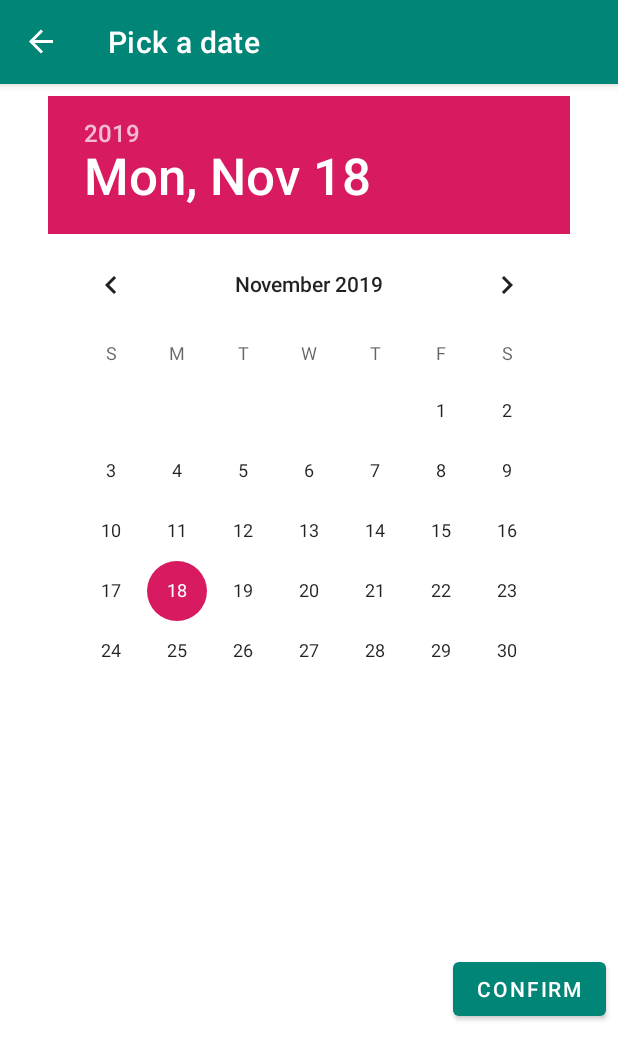
After one commit to Mallorax/TODO, an Android app: the DatePickerFragment screen opened through its navigation route, on a phone screen of 412 x 824 dp. The commit adds this screen. Shown: the top 1060 px of the screen. Run offline under Robolectric (Android 15) with nearby library versions, the phone set to English and light mode, and no system bars; our stand-ins replace Room's generated code, data binding, navigation-ui; 1 statement that could not run was skipped.

Commit message:
date picker now shows up after clicking on date image, next step is to find a way to return date value to the fragment

```diff
--- a/app/src/main/java/pl/patrykzygo/todo/viewmodels/AddTaskViewModel.kt
+++ b/app/src/main/java/pl/patrykzygo/todo/ui/add_task/AddTaskViewModel.kt
@@ -1,8 +1,10 @@
-package pl.patrykzygo.todo.viewmodels
+package pl.patrykzygo.todo.ui.add_task
 
 import androidx.lifecycle.ViewModel
+import androidx.lifecycle.ViewModelProviders
 
 class AddTaskViewModel: ViewModel() {
+
 
     override fun onCleared() {
         super.onCleared()
--- /dev/null
+++ b/app/src/main/java/pl/patrykzygo/todo/ui/add_task/DatePickerFragment.kt
@@ -0,0 +1,31 @@
+package pl.patrykzygo.todo.ui.add_task
+
+import android.app.DatePickerDialog
+import android.os.Bundle
+import android.view.LayoutInflater
+import android.view.View
+import android.view.ViewGroup
+import android.widget.DatePicker
+import androidx.databinding.adapters.DatePickerBindingAdapter
+import androidx.fragment.app.DialogFragment
+import androidx.lifecycle.ViewModelProviders
+import pl.patrykzygo.todo.databinding.DateDialogLayoutBinding
+
+class DatePickerFragment: DialogFragment(), DatePickerDialog.OnDateSetListener {
+
+    private lateinit var binding: DateDialogLayoutBinding
+
+
+    override fun onCreateView(
+        inflater: LayoutInflater,
+        container: ViewGroup?,
+        savedInstanceState: Bundle?
+    ): View? {
+        binding = DateDialogLayoutBinding.inflate(inflater)
+       return binding.root
+    }
+
+    override fun onDateSet(view: DatePicker?, year: Int, month: Int, dayOfMonth: Int) {
+        TODO("not implemented") //To change body of created functions use File | Settings | File Templates.
+    }
+}
--- a/app/src/main/java/pl/patrykzygo/todo/viewmodels/TaskViewModel.kt
+++ b/app/src/main/java/pl/patrykzygo/todo/ui/task_list/TaskListViewModel.kt
@@ -1,20 +1,17 @@
-package pl.patrykzygo.todo.viewmodels
+package pl.patrykzygo.todo.ui.task_list
 
 import android.app.Application
 import androidx.lifecycle.AndroidViewModel
 import androidx.lifecycle.LiveData
-import androidx.lifecycle.MutableLiveData
-import androidx.lifecycle.viewModelScope
 import kotlinx.coroutines.*
 import pl.patrykzygo.todo.createRandomTasks
 import pl.patrykzygo.todo.database.TaskDatabase
-import pl.patrykzygo.todo.database.TaskDatabaseDao
 import pl.patrykzygo.todo.database.asDomainModel
 import pl.patrykzygo.todo.domain.Task
 import pl.patrykzygo.todo.repository.RoomRepositoryImpl
 import pl.patrykzygo.todo.repository.TaskRepository
 
-class TaskViewModel(application: Application): AndroidViewModel(application) {
+class TaskListViewModel(application: Application): AndroidViewModel(application) {
 
     private val viewModelJob = Job()
     private val uiScope = CoroutineScope(Dispatchers.Main + viewModelJob)
--- a/app/src/main/java/pl/patrykzygo/todo/ui/task_list/TasksListFragment.kt
+++ b/app/src/main/java/pl/patrykzygo/todo/ui/task_list/TasksListFragment.kt
@@ -9,12 +9,11 @@ import androidx.navigation.findNavController
 import androidx.navigation.ui.NavigationUI
 import pl.patrykzygo.todo.R
 import pl.patrykzygo.todo.databinding.TasksListFragmentBinding
-import pl.patrykzygo.todo.viewmodels.TaskViewModel
 
 class TasksListFragment : Fragment(){
 
-    private val viewModel: TaskViewModel by lazy {
-        ViewModelProviders.of(this).get(TaskViewModel::class.java)
+    private val listViewModel: TaskListViewModel by lazy {
+        ViewModelProviders.of(this).get(TaskListViewModel::class.java)
     }
 
     override fun onCreateView(inflater: LayoutInflater, container: ViewGroup?,
@@ -22,7 +21,7 @@ class TasksListFragment : Fragment(){
         setHasOptionsMenu(true)
         val binding = TasksListFragmentBinding.inflate(inflater)
         binding.lifecycleOwner = this
-        binding.viewModel = viewModel
+        binding.viewModel = listViewModel
         val adapter =
             TasksListAdapter(TasksListAdapter.OnClickListener {
                 Toast.makeText(this.context, it.taskId.toString(), Toast.LENGTH_LONG).show()
--- a/app/src/main/res/layout/add_task_fragment.xml
+++ b/app/src/main/res/layout/add_task_fragment.xml
@@ -7,7 +7,7 @@
 
         <variable
             name="viewModel"
-            type="pl.patrykzygo.todo.viewmodels.AddTaskViewModel" />
+            type="pl.patrykzygo.todo.ui.add_task.AddTaskViewModel" />
     </data>
 
     <androidx.constraintlayout.widget.ConstraintLayout
--- /dev/null
+++ b/app/src/main/res/layout/date_dialog_layout.xml
@@ -0,0 +1,44 @@
+<?xml version="1.0" encoding="utf-8"?>
+<layout>
+
+    <data>
+        <variable
+            name="viewModel"
+            type="pl.patrykzygo.todo.ui.add_task.AddTaskViewModel" />
+    </data>
+
+<androidx.constraintlayout.widget.ConstraintLayout
+
+    xmlns:android="http://schemas.android.com/apk/res/android"
+    xmlns:app="http://schemas.android.com/apk/res-auto"
+    android:layout_width="wrap_content"
+    android:layout_height="wrap_content"
+    android:layout_gravity="center">
+
+    <DatePicker
+        android:id="@+id/date_picker"
+        android:layout_width="wrap_content"
+        android:layout_height="wrap_content"
+        android:layout_marginStart="8dp"
+        android:layout_marginTop="8dp"
+        android:layout_marginEnd="8dp"
+        android:orientation="vertical"
+        app:layout_constraintEnd_toEndOf="parent"
+        app:layout_constraintStart_toStartOf="parent"
+        app:layout_constraintTop_toTopOf="parent">
+
+    </DatePicker>
+
+    <com.google.android.material.button.MaterialButton
+        android:id="@+id/confirm_date_button"
+        android:layout_width="wrap_content"
+        android:layout_height="wrap_content"
+        android:layout_marginTop="8dp"
+        android:layout_marginEnd="8dp"
+        android:layout_marginBottom="8dp"
+        android:text="@string/confirm"
+        app:layout_constraintBottom_toBottomOf="parent"
+        app:layout_constraintEnd_toEndOf="parent"
+        app:layout_constraintTop_toBottomOf="@id/date_picker" />
+</androidx.constraintlayout.widget.ConstraintLayout>
+</layout>
--- a/app/src/main/res/layout/tasks_list_fragment.xml
+++ b/app/src/main/res/layout/tasks_list_fragment.xml
@@ -5,7 +5,7 @@
     <data>
         <variable
             name="viewModel"
-            type="pl.patrykzygo.todo.viewmodels.TaskViewModel" />
+            type="pl.patrykzygo.todo.ui.task_list.TaskListViewModel" />
     </data>
 
     <androidx.constraintlayout.widget.ConstraintLayout
--- a/app/src/main/res/values/strings.xml
+++ b/app/src/main/res/values/strings.xml
@@ -12,4 +12,6 @@
     <string name="tag_of_your_task">Tag of your task</string>
     <string name="set_time_for_your_task">Set time for your task</string>
     <string name="submit">submit</string>
+    <string name="confirm">confirm</string>
+    <string name="pick_date_string">Pick a date</string>
 </resources>
--- a/build.gradle
+++ b/build.gradle
@@ -23,7 +23,7 @@ buildscript {
 
     }
     dependencies {
-        classpath 'com.android.tools.build:gradle:3.5.0'
+        classpath 'com.android.tools.build:gradle:3.5.2'
         classpath "org.jetbrains.kotlin:kotlin-gradle-plugin:$version_kotlin"
         classpath "androidx.navigation:navigation-safe-args-gradle-plugin:$version_navigation"
         // NOTE: Do not place your application dependencies here; they belong
```
Also changed, not shown: app/src/main/java/pl/patrykzygo/todo/ui/add_task/AddTaskFragment.kt (+16 -2 lines), app/src/main/java/pl/patrykzygo/todo/ui/task_list/TaskListViewModelFactory.kt (renamed from app/src/main/java/pl/patrykzygo/todo/viewmodels/TaskViewModelFactory.kt, +4 -4 lines), app/src/main/res/navigation/nav_graph.xml (+13 -0 lines).
